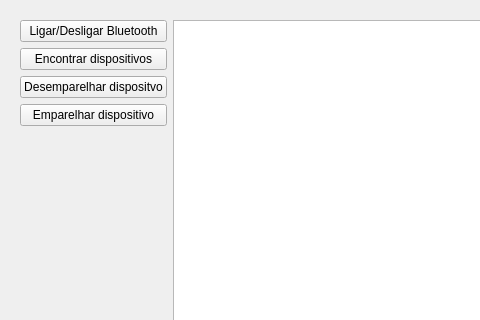
JPCassimiro/JHMR, file ui/ui_files/logger.ui: the form before one commit; both pictures show x 0 to 480 and y 0 to 320 of the 648 by 445 pixel window.
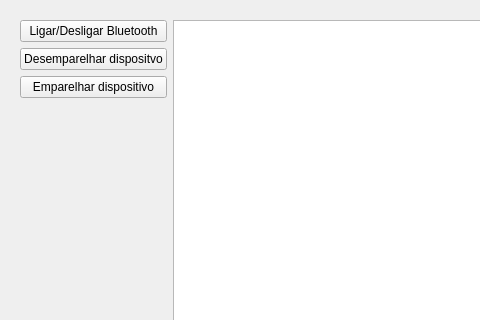
The form after the commit.

```diff
--- a/ui/ui_files/logger.ui
+++ b/ui/ui_files/logger.ui
@@ -41,13 +41,6 @@
           </property>
          </widget>
         </item>
-        <item>
-         <widget class="QPushButton" name="findButton">
-          <property name="text">
-           <string>Encontrar dispositivos</string>
-          </property>
-         </widget>
-        </item>
         <item>
          <widget class="QPushButton" name="unpairButton">
           <property name="text">
```
